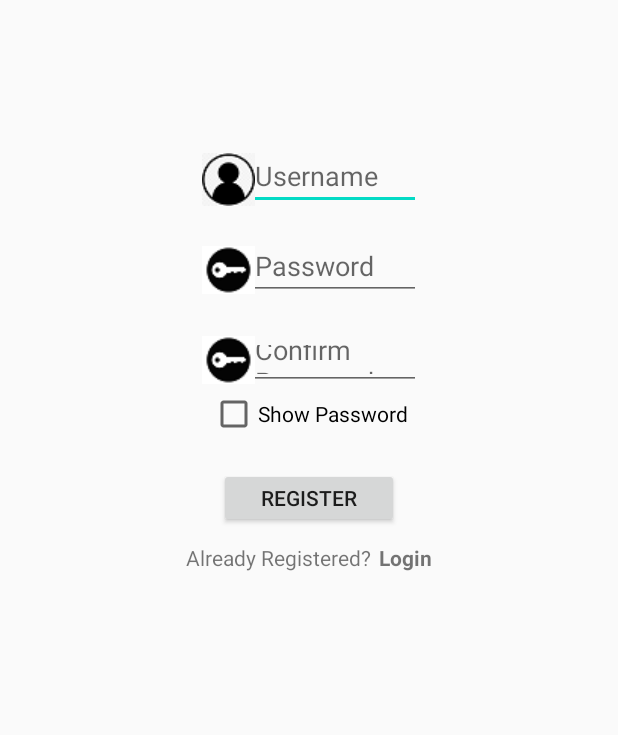
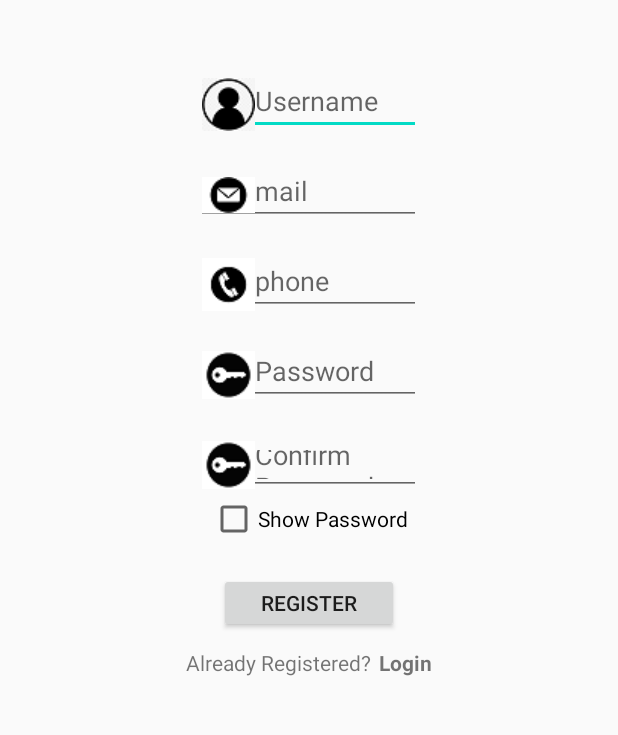
Before and after one commit to DinuGarbuz/AndroidProiect, an Android app: the RegisterActivity screen opened directly, with no data from a screen before it, on a phone screen of 412 x 824 dp, the part 339-1074 px from its top. Run offline under Robolectric (Android 15) with nearby library versions, the phone set to English and light mode, and no system bars.

Commit message:
Update register and db.

```diff
--- a/app/src/main/java/com/example/medicalfile/DatabaseHelper.java
+++ b/app/src/main/java/com/example/medicalfile/DatabaseHelper.java
@@ -9,11 +9,13 @@ import android.database.sqlite.SQLiteOpenHelper;
 import androidx.annotation.Nullable;
 
 public class DatabaseHelper extends SQLiteOpenHelper {
-    public static final String DATABASE_NAME="register.db";
+    public static final String DATABASE_NAME="user.db";
     public static final String TABLE_NAME="registeruser";
     public static final String COL_1="ID";
     public static final String COL_2="username";
     public static final String COL_3="password";
+    public static final String COL_4="mail";
+    public static final String COL_5="phone";
 
     public DatabaseHelper(Context context) {
         super(context, DATABASE_NAME, null, 1);
@@ -21,7 +23,7 @@ public class DatabaseHelper extends SQLiteOpenHelper {
 
     @Override
     public void onCreate(SQLiteDatabase db) {
-        db.execSQL("CREATE TABLE registeruser (ID INTEGER PRIMARY KEY AUTOINCREMENT, username TEXT, password TEXT)");
+        db.execSQL("CREATE TABLE registeruser (ID INTEGER PRIMARY KEY AUTOINCREMENT, username TEXT, password TEXT, mail TEXT, phone TEXT)");
 
     }
 
@@ -31,12 +33,15 @@ public class DatabaseHelper extends SQLiteOpenHelper {
         onCreate(db);
     }
 
-    public long addUser(String user, String password)
+    public long addUser(String user, String password, String mail, String phone)
     {
         SQLiteDatabase db = this.getWritableDatabase();
         ContentValues contentValues = new ContentValues();
         contentValues.put("username", user);
         contentValues.put("password", password);
+        contentValues.put("mail", mail);
+        contentValues.put("phone", phone);
+
         long res = db.insert ("registeruser", null, contentValues);
         db.close();
         return res;
--- a/app/src/main/java/com/example/medicalfile/RegisterActivity.java
+++ b/app/src/main/java/com/example/medicalfile/RegisterActivity.java
@@ -18,6 +18,8 @@ public class RegisterActivity extends AppCompatActivity {
 
     DatabaseHelper db;
     EditText mTextUsername;
+    EditText mTextMail;
+    EditText mTextPhone;
     EditText mTextPassword;
     EditText mTextCnfPassword;
     Button mButtonRegister;
@@ -30,6 +32,8 @@ public class RegisterActivity extends AppCompatActivity {
 
         db = new DatabaseHelper(this);
         mTextUsername = (EditText)findViewById(R.id.edittext_username);
+        mTextMail = (EditText)findViewById(R.id.edittext_mail);
+        mTextPhone = (EditText)findViewById(R.id.edittext_phone);
         mTextPassword = (EditText)findViewById(R.id.edittext_password);
         mTextCnfPassword = (EditText)findViewById(R.id.edittext_cnf_password);
         mButtonRegister = (Button) findViewById(R.id.button_register);
@@ -64,12 +68,14 @@ public class RegisterActivity extends AppCompatActivity {
             @Override
             public void onClick(View v) {
                 String user = mTextUsername.getText().toString().trim();
+                String mail = mTextMail.getText().toString().trim();
+                String phone = mTextPhone.getText().toString().trim();
                 String pwd = mTextPassword.getText().toString().trim();
                 String cnf_pdw = mTextCnfPassword.getText().toString().trim();
 
                 if(pwd.equals(cnf_pdw))
                 {
-                   long val = db.addUser(user, pwd);
+                   long val = db.addUser(user, pwd, mail, phone);
                    if(val > 0)
                    {
                        Toast.makeText(RegisterActivity.this, "You have registered", Toast.LENGTH_SHORT).show();
--- a/app/src/main/res/layout/activity_register.xml
+++ b/app/src/main/res/layout/activity_register.xml
@@ -19,9 +19,25 @@
         android:id="@+id/edittext_username"
         android:layout_width="150dp"
         android:layout_height="40dp"
-        android:layout_marginTop="100dp"
+        android:layout_marginTop="50dp"
         android:drawableLeft="@drawable/username"
         android:hint="@string/username" />
+
+    <EditText
+        android:id="@+id/edittext_mail"
+        android:layout_width="150dp"
+        android:layout_height="40dp"
+        android:layout_marginTop="20dp"
+        android:drawableLeft="@drawable/mail"
+        android:hint="@string/mail" />
+
+    <EditText
+        android:id="@+id/edittext_phone"
+        android:layout_width="150dp"
+        android:layout_height="40dp"
+        android:layout_marginTop="20dp"
+        android:drawableLeft="@drawable/phone"
+        android:hint="@string/phone" />
 
     <EditText
         android:id="@+id/edittext_password"
@@ -73,4 +89,5 @@
 
     </LinearLayout>
 
+
 </LinearLayout>
--- a/app/src/main/res/values/strings.xml
+++ b/app/src/main/res/values/strings.xml
@@ -15,5 +15,8 @@
 
     <!-- TODO: Remove or change this placeholder text -->
     <string name="hello_blank_fragment">Hello blank fragment</string>
+    <string name="telefon">telefon</string>
+    <string name="mail">mail</string>
+    <string name="phone">phone</string>
 
 </resources>
```
Also changed, not shown: app/src/main/res/drawable/mail.png (added), app/src/main/res/drawable/phone.png (added).
